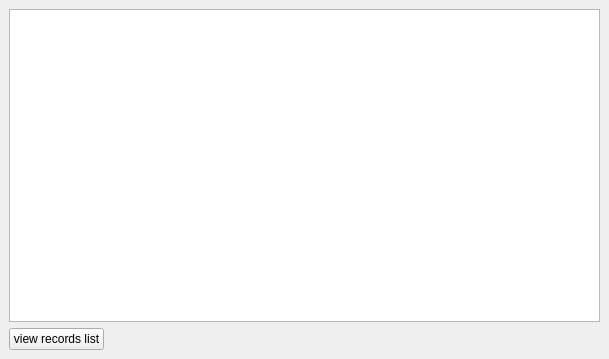
The window that mainwindow.ui (Demification/Task1) describes before a commit, drawn with Qt 5.
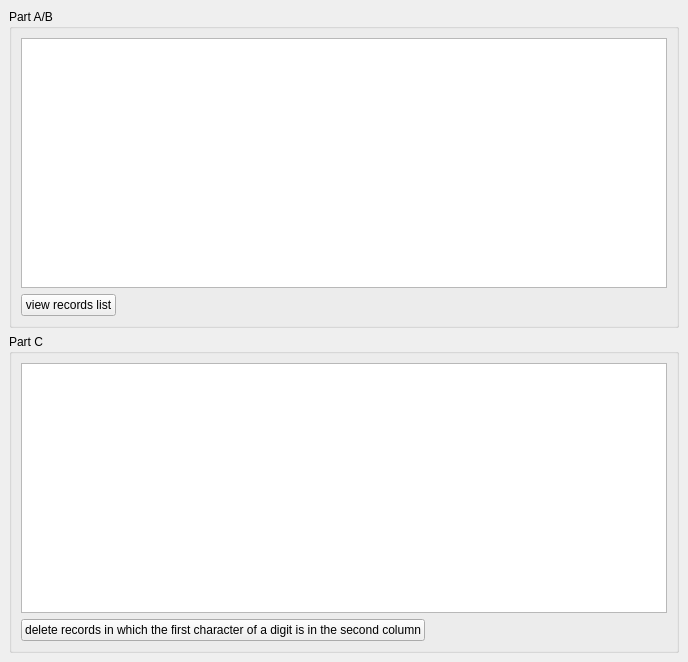
The same window after the commit.

Patch:
```diff
--- a/mainwindow.ui
+++ b/mainwindow.ui
@@ -6,25 +6,33 @@
    <rect>
     <x>0</x>
     <y>0</y>
-    <width>609</width>
-    <height>359</height>
+    <width>688</width>
+    <height>662</height>
    </rect>
   </property>
   <property name="windowTitle">
    <string>task_1</string>
   </property>
   <widget class="QWidget" name="centralwidget">
+   <layout class="QVBoxLayout" name="verticalLayout_6">
+    <item>
+     <layout class="QHBoxLayout" name="horizontalLayout_2">
+      <item>
+       <widget class="QGroupBox" name="groupBox">
+        <property name="title">
+         <string>Part A/B</string>
+        </property>
    <layout class="QVBoxLayout" name="verticalLayout_3">
-    <item>
-     <layout class="QVBoxLayout" name="verticalLayout_2">
-      <item>
-       <widget class="QTextEdit" name="textEdit"/>
-      </item>
-     </layout>
-    </item>
     <item>
      <layout class="QVBoxLayout" name="verticalLayout">
       <item>
+            <widget class="QTextEdit" name="textEdit"/>
+           </item>
+          </layout>
+         </item>
+         <item>
+          <layout class="QVBoxLayout" name="verticalLayout_2">
+           <item>
        <widget class="QPushButton" name="pushButton">
         <property name="sizePolicy">
          <sizepolicy hsizetype="Maximum" vsizetype="Minimum">
@@ -38,6 +46,44 @@
        </widget>
       </item>
      </layout>
+         </item>
+        </layout>
+       </widget>
+      </item>
+     </layout>
+    </item>
+    <item>
+     <widget class="QGroupBox" name="groupBox_2">
+      <property name="title">
+       <string>Part C</string>
+      </property>
+      <layout class="QVBoxLayout" name="verticalLayout_4">
+       <item>
+        <layout class="QHBoxLayout" name="horizontalLayout_4">
+         <item>
+          <widget class="QTableView" name="tableView"/>
+         </item>
+        </layout>
+       </item>
+       <item>
+        <layout class="QVBoxLayout" name="verticalLayout_5">
+         <item>
+          <widget class="QPushButton" name="pushButton_2">
+           <property name="sizePolicy">
+            <sizepolicy hsizetype="Fixed" vsizetype="Fixed">
+             <horstretch>0</horstretch>
+             <verstretch>0</verstretch>
+            </sizepolicy>
+           </property>
+           <property name="text">
+            <string>delete records in which the first character of a digit is in the second column</string>
+           </property>
+          </widget>
+         </item>
+        </layout>
+       </item>
+      </layout>
+     </widget>
     </item>
    </layout>
   </widget>
```
Lines whose indentation alone changed are shown as unchanged.
